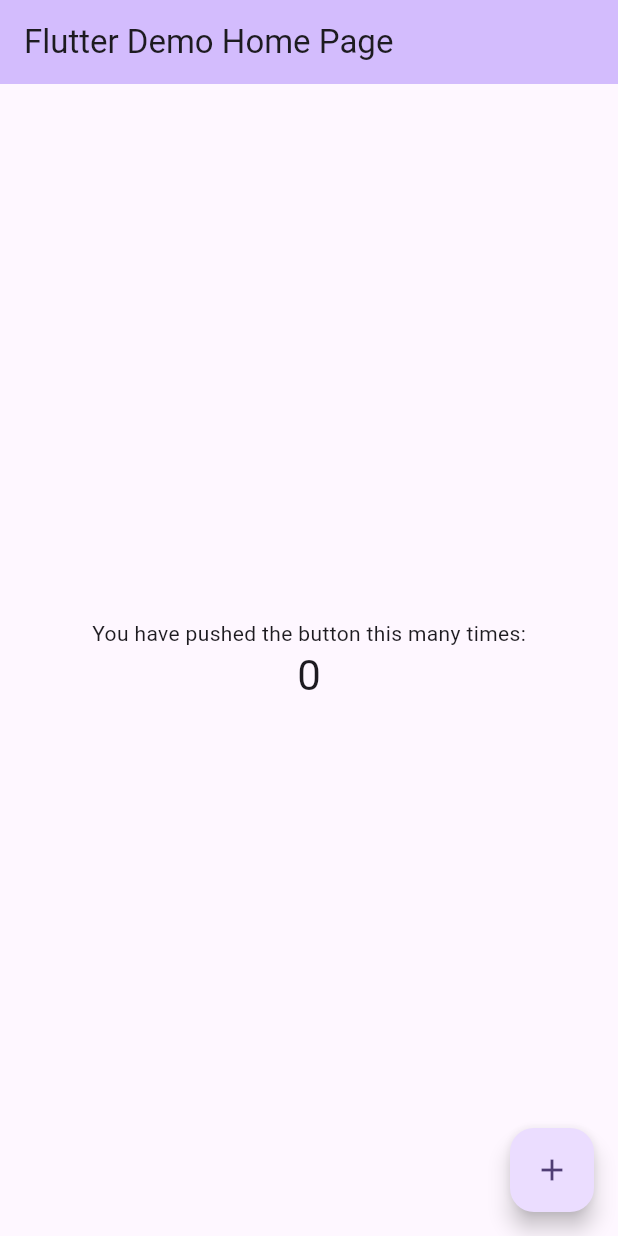
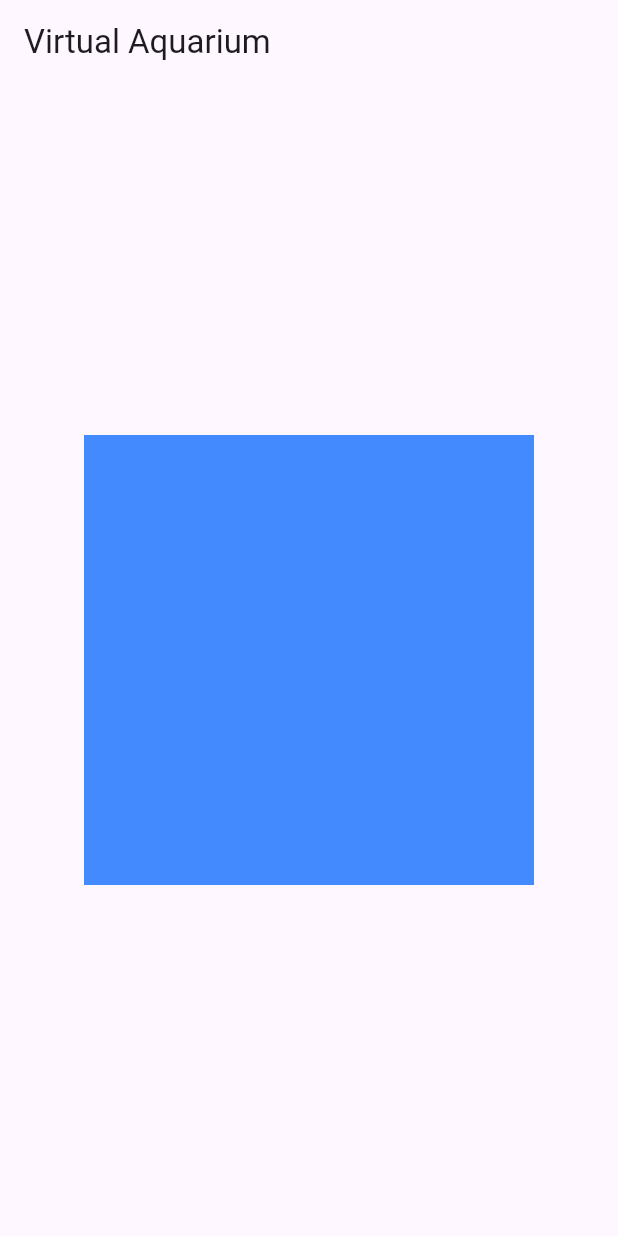
Before and after one commit to iKeiNagai/Mobile-Apps, a Flutter app: the screen it shows after launch, on a phone screen of 412 x 824 dp. Run offline on Flutter 3.47's test engine with Material 3 defaults, Android fonts, the phone set to English and light mode, and no system bars; missing offline and left inert: window_size.

Commit message:
added aquarium

```diff
--- a/virtual_aquarium/lib/main.dart
+++ b/virtual_aquarium/lib/main.dart
@@ -1,125 +1,46 @@
 import 'package:flutter/material.dart';
 
 void main() {
-  runApp(const MyApp());
+  runApp(MyApp());
 }
 
 class MyApp extends StatelessWidget {
-  const MyApp({super.key});
-
-  // This widget is the root of your application.
   @override
   Widget build(BuildContext context) {
     return MaterialApp(
-      title: 'Flutter Demo',
-      theme: ThemeData(
-        // This is the theme of your application.
-        //
-        // TRY THIS: Try running your application with "flutter run". You'll see
-        // the application has a purple toolbar. Then, without quitting the app,
-        // try changing the seedColor in the colorScheme below to Colors.green
-        // and then invoke "hot reload" (save your changes or press the "hot
-        // reload" button in a Flutter-supported IDE, or press "r" if you used
-        // the command line to start the app).
-        //
-        // Notice that the counter didn't reset back to zero; the application
-        // state is not lost during the reload. To reset the state, use hot
-        // restart instead.
-        //
-        // This works for code too, not just values: Most code changes can be
-        // tested with just a hot reload.
-        colorScheme: ColorScheme.fromSeed(seedColor: Colors.deepPurple),
-        useMaterial3: true,
-      ),
-      home: const MyHomePage(title: 'Flutter Demo Home Page'),
+      home: virtualAquarium(),
     );
   }
 }
 
-class MyHomePage extends StatefulWidget {
-  const MyHomePage({super.key, required this.title});
-
-  // This widget is the home page of your application. It is stateful, meaning
-  // that it has a State object (defined below) that contains fields that affect
-  // how it looks.
-
-  // This class is the configuration for the state. It holds the values (in this
-  // case the title) provided by the parent (in this case the App widget) and
-  // used by the build method of the State. Fields in a Widget subclass are
-  // always marked "final".
-
-  final String title;
-
+class virtualAquarium extends StatefulWidget {
   @override
-  State<MyHomePage> createState() => _MyHomePageState();
+  _virtualAquarium createState() => _virtualAquarium();
 }
 
-class _MyHomePageState extends State<MyHomePage> {
-  int _counter = 0;
-
-  void _incrementCounter() {
-    setState(() {
-      // This call to setState tells the Flutter framework that something has
-      // changed in this State, which causes it to rerun the build method below
-      // so that the display can reflect the updated values. If we changed
-      // _counter without calling setState(), then the build method would not be
-      // called again, and so nothing would appear to happen.
-      _counter++;
-    });
-  }
+class _virtualAquarium extends State<virtualAquarium> with SingleTickerProviderStateMixin {
+  late AnimationController _fish_controller;
 
   @override
   Widget build(BuildContext context) {
-    // This method is rerun every time setState is called, for instance as done
-    // by the _incrementCounter method above.
-    //
-    // The Flutter framework has been optimized to make rerunning build methods
-    // fast, so that you can just rebuild anything that needs updating rather
-    // than having to individually change instances of widgets.
     return Scaffold(
       appBar: AppBar(
-        // TRY THIS: Try changing the color here to a specific color (to
-        // Colors.amber, perhaps?) and trigger a hot reload to see the AppBar
-        // change color while the other colors stay the same.
-        backgroundColor: Theme.of(context).colorScheme.inversePrimary,
-        // Here we take the value from the MyHomePage object that was created by
-        // the App.build method, and use it to set our appbar title.
-        title: Text(widget.title),
+        title: Text('Virtual Aquarium'),
       ),
       body: Center(
-        // Center is a layout widget. It takes a single child and positions it
-        // in the middle of the parent.
         child: Column(
-          // Column is also a layout widget. It takes a list of children and
-          // arranges them vertically. By default, it sizes itself to fit its
-          // children horizontally, and tries to be as tall as its parent.
-          //
-          // Column has various properties to control how it sizes itself and
-          // how it positions its children. Here we use mainAxisAlignment to
-          // center the children vertically; the main axis here is the vertical
-          // axis because Columns are vertical (the cross axis would be
-          // horizontal).
-          //
-          // TRY THIS: Invoke "debug painting" (choose the "Toggle Debug Paint"
-          // action in the IDE, or press "p" in the console), to see the
-          // wireframe for each widget.
             mainAxisAlignment: MainAxisAlignment.center,
             children: <Widget>[
-            const Text(
-              'You have pushed the button this many times:',
+              Container(
+                width: 300,
+                height: 300,
+                decoration: BoxDecoration(
+                  color: Colors.blueAccent,
+                  border: Border.all(color: Colors.blueAccent)
                 ),
-            Text(
-              '$_counter',
-              style: Theme.of(context).textTheme.headlineMedium,
-            ),
+              )
             ],
           ),
       ),
-      floatingActionButton: FloatingActionButton(
-        onPressed: _incrementCounter,
-        tooltip: 'Increment',
-        child: const Icon(Icons.add),
-      ), // This trailing comma makes auto-formatting nicer for build methods.
       );
-  }
-}
+}}
```
Lines whose indentation alone changed are shown as unchanged.
